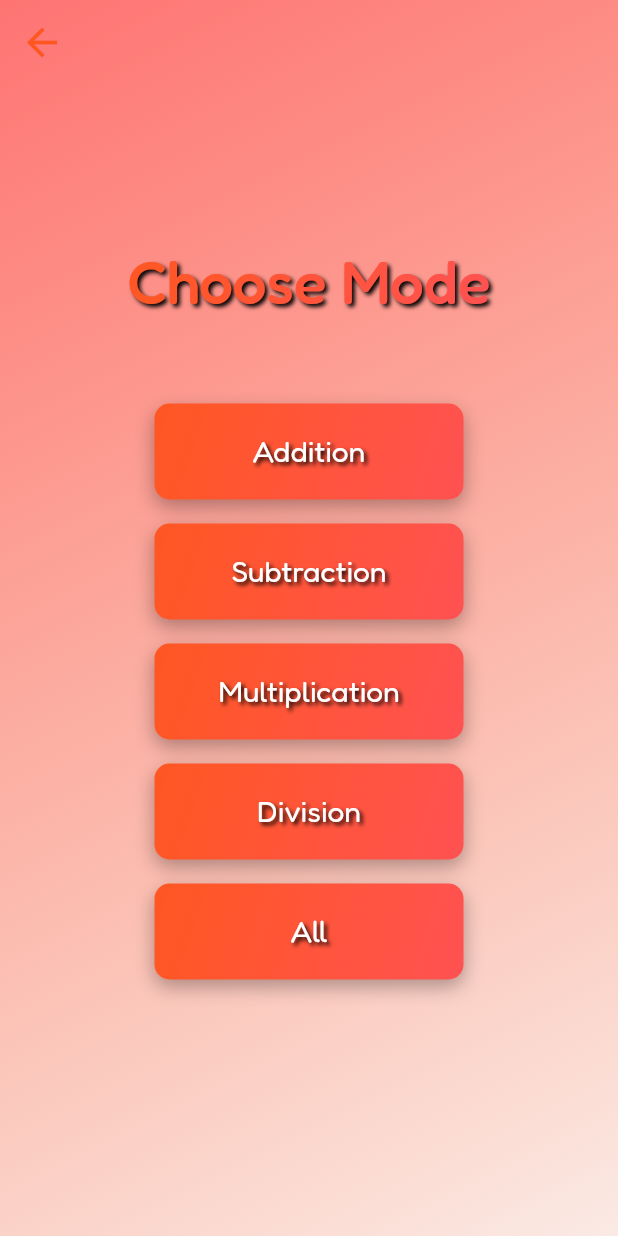
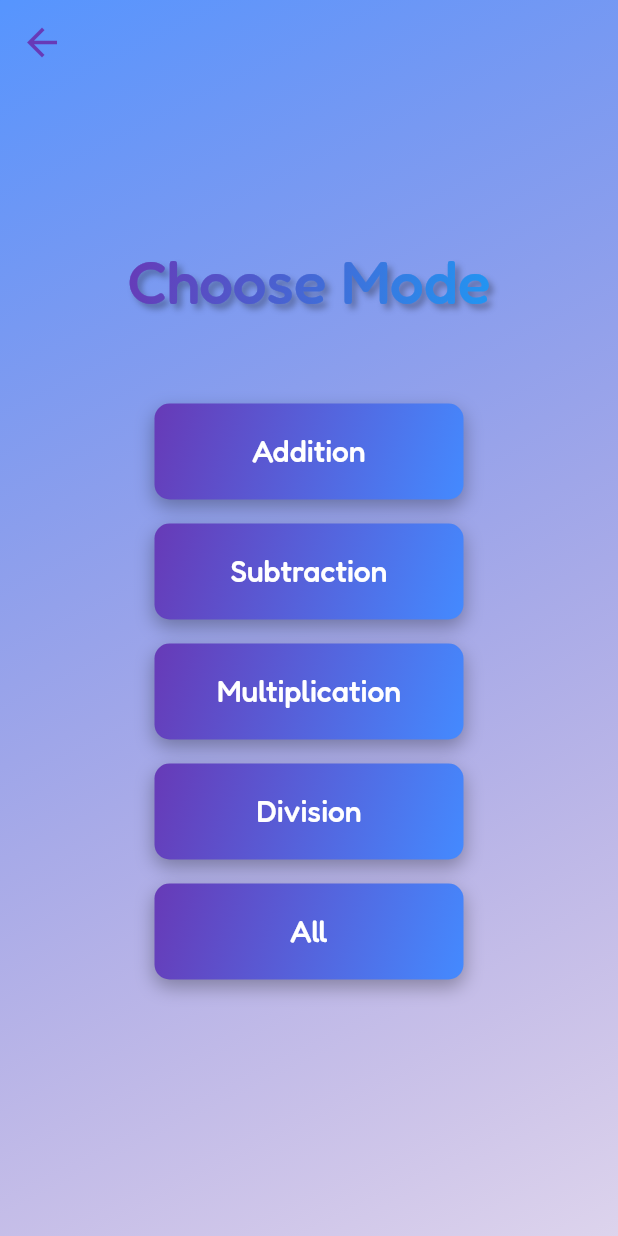
Before and after one commit to Samooh-9820060/technomaths, a Flutter app: the screen it shows after launch, after a tap on "Endless", on a phone screen of 412 x 824 dp. Run offline on Flutter 3.47's test engine with Material 2 defaults, Android fonts, the phone set to English and light mode, and no system bars; our stand-ins replace cloud_firestore, connectivity_plus, device_info_plus, firebase_core, google_fonts, google_mobile_ads and 2 more; missing offline and left inert: flutter_vibrate; accounts and stored records are empty.

Commit message:
Revert "settings theme updates"
This reverts commit 506e0b802ca13064eb2c06c18f9642cde2e5737d.

```diff
--- a/lib/main.dart
+++ b/lib/main.dart
@@ -2,9 +2,6 @@ import 'package:firebase_core/firebase_core.dart';
 import 'package:flutter/material.dart';
 import 'package:google_mobile_ads/google_mobile_ads.dart';
 import 'package:technomaths/screens/home_screen.dart';
-import 'package:provider/provider.dart'; // <-- Import the provider package
-import 'package:technomaths/themes/red_theme.dart';
-import 'package:technomaths/utils/theme_notifier.dart'; // <-- Import your ThemeNotifier
 
 void main() async {
   WidgetsFlutterBinding.ensureInitialized();
@@ -18,18 +15,14 @@ class MyApp extends StatelessWidget {
 
   @override
   Widget build(BuildContext context) {
-    return ChangeNotifierProvider(
-      create: (_) => ThemeNotifier(redTheme),  // <-- Use blueTheme as the default theme
-      child: Consumer<ThemeNotifier>(
-        builder: (context, ThemeNotifier notifier, child) {
-          return MaterialApp(
-            title: 'TechnoMaths',
-            theme: notifier.getTheme(),  // <-- Use the theme from ThemeNotifier
-            home: const HomeScreen(),
-            debugShowCheckedModeBanner: false,
-          );
-        },
+    return MaterialApp(
+      title: 'TechnoMaths',
+      theme: ThemeData(
+        primarySwatch: Colors.deepPurple,
+        visualDensity: VisualDensity.adaptivePlatformDensity,
       ),
+      home: const HomeScreen(),
+      debugShowCheckedModeBanner: false,
     );
   }
 }
--- a/lib/models/custom_theme_Data.dart
+++ /dev/null
@@ -1,11 +0,0 @@
-import 'package:flutter/material.dart';
-
-class CustomThemeData {
-  final ThemeData themeData;
-  final Color positiveColor;
-
-  CustomThemeData({
-    required this.themeData,
-    required this.positiveColor,
-  });
-}
--- a/lib/screens/endless_mode_screen.dart
+++ b/lib/screens/endless_mode_screen.dart
@@ -5,35 +5,18 @@ import 'package:technomaths/screens/game_screen.dart';
 import 'package:technomaths/enums/game_mode.dart';
 import 'package:technomaths/enums/game_speed.dart';
 
-import '../themes/theme_data.dart'; // Import your theme data
-
 class EndlessModeScreen extends StatelessWidget {
   const EndlessModeScreen({Key? key}) : super(key: key);
 
   @override
   Widget build(BuildContext context) {
-    ThemeData currentTheme = Theme.of(context);
-
-    // Determine which custom theme is currently active
-    CustomTheme? activeTheme;
-    for (var theme in AppThemes.themes.entries) {
-      if (theme.value.themeData.primaryColor == currentTheme.primaryColor) {
-        activeTheme = theme.key;
-        break;
-      }
-    }
-
-    LinearGradient? backgroundGradient = activeTheme != null
-        ? AppThemes.buttonGradients[activeTheme]
-        : LinearGradient(colors: [Colors.grey, Colors.grey]);  // Default to a grey gradient if theme is undetermined
-
     return Scaffold(
       extendBodyBehindAppBar: true,
       appBar: AppBar(
         backgroundColor: Colors.transparent,
         elevation: 0,
         leading: IconButton(
-          icon: Icon(Icons.arrow_back, color: currentTheme.colorScheme.secondary, size: 30),
+          icon: Icon(Icons.arrow_back, color: Colors.deepPurple, size: 30), // adjusted color to fit the design
           onPressed: () => Navigator.pop(context),
         ),
       ),
@@ -42,10 +25,7 @@ class EndlessModeScreen extends StatelessWidget {
           gradient: LinearGradient(
             begin: Alignment.topLeft,
             end: Alignment.bottomRight,
-            colors: [
-              currentTheme.primaryColor.withOpacity(0.8),
-              currentTheme.colorScheme.secondary.withOpacity(0.1)
-            ],
+            colors: [Colors.blueAccent.withOpacity(0.9), Colors.deepPurple.withOpacity(0.2)],
           ),
         ),
         child: Center(
@@ -55,19 +35,22 @@ class EndlessModeScreen extends StatelessWidget {
               FittedBox(
                 fit: BoxFit.scaleDown,
                 child: ShaderMask(
-                  shaderCallback: (bounds) => backgroundGradient?.createShader(Rect.fromLTWH(0, 0, bounds.width, bounds.height))
-                      ?? LinearGradient(colors: [Colors.transparent]).createShader(Rect.fromLTWH(0, 0, bounds.width, bounds.height)),
+                  shaderCallback: (bounds) => LinearGradient(
+                    begin: Alignment.topLeft,
+                    end: Alignment.bottomRight,
+                    colors: [Colors.deepPurple, Colors.blue],
+                  ).createShader(Rect.fromLTWH(0, 0, bounds.width, bounds.height)),
                   child: Text(
                     'Choose Mode',
                     style: GoogleFonts.fredoka(
                       fontSize: 40,
                       fontWeight: FontWeight.w500,
-                      color: Colors.white,
+                      color: Colors.white, // Using shader mask to apply gradient
                       shadows: [
-                        Shadow(
-                          offset: Offset(2, 2),
-                          blurRadius: 3.0,
-                          color: Color.fromARGB(255, 0, 0, 0),
+                        BoxShadow(
+                          color: Colors.black.withOpacity(0.3),
+                          blurRadius: 5,
+                          offset: Offset(3, 3),
                         ),
                       ],
                     ),
--- a/lib/screens/home_screen.dart
+++ b/lib/screens/home_screen.dart
@@ -7,38 +7,18 @@ import 'package:technomaths/widgets/animated_buttons.dart';
 import 'package:flutter/services.dart'; // Required for SystemNavigator
 import 'package:technomaths/screens/endless_mode_screen.dart';
 
-import '../themes/theme_data.dart';
-
 class HomeScreen extends StatelessWidget {
   const HomeScreen({Key? key}) : super(key: key);
 
   @override
   Widget build(BuildContext context) {
-    ThemeData currentTheme = Theme.of(context);
-
-    // Determine which custom theme is currently active
-    CustomTheme? activeTheme;
-    for (var theme in AppThemes.themes.entries) {
-      if (theme.value.themeData.primaryColor == currentTheme.primaryColor) {
-        activeTheme = theme.key;
-        break;
-      }
-    }
-
-    LinearGradient? backgroundGradient = activeTheme != null
-        ? AppThemes.buttonGradients[activeTheme]
-        : LinearGradient(colors: [Colors.grey, Colors.grey]);  // Default to a grey gradient if theme is undetermined
-
     return Scaffold(
       body: Container(
         decoration: BoxDecoration(
           gradient: LinearGradient(
             begin: Alignment.topLeft,
             end: Alignment.bottomRight,
-            colors: [
-              currentTheme.primaryColor.withOpacity(0.8),  // Lightened this opacity a bit
-              currentTheme.colorScheme.secondary.withOpacity(0.1)  // Lightened this opacity more
-            ],
+            colors: [Colors.blueAccent.withOpacity(0.9), Colors.deepPurple.withOpacity(0.2)],
           ),
         ),
         child: Center(
@@ -48,20 +28,20 @@ class HomeScreen extends StatelessWidget {
               FittedBox(
                 fit: BoxFit.scaleDown,
                 child: ShaderMask(
-                  shaderCallback: (bounds) =>
-                  backgroundGradient?.createShader(Rect.fromLTWH(0, 0, bounds.width, bounds.height))
-                      ?? LinearGradient(colors: [Colors.transparent]).createShader(Rect.fromLTWH(0, 0, bounds.width, bounds.height)),
+                  shaderCallback: (bounds) => LinearGradient(
+                    begin: Alignment.topLeft,
+                    end: Alignment.bottomRight,
+                    colors: [Colors.deepPurple, Colors.blue],
+                  ).createShader(Rect.fromLTWH(0, 0, bounds.width, bounds.height)),
                   child: Text(
                     'TechnoMaths',
-                    style: currentTheme.textTheme.displayLarge?.copyWith(
-                      fontSize: 40,
-                      fontWeight: FontWeight.w500,
-                      color: currentTheme.colorScheme.onPrimary,
+                    style: GoogleFonts.fredoka(
+                        fontSize: 40, fontWeight: FontWeight.w500, color: Colors.white,
                       shadows: [
-                        Shadow(
-                          offset: Offset(2, 2),
-                          blurRadius: 3.0,
-                          color: Color.fromARGB(255, 0, 0, 0),
+                        BoxShadow(
+                          color: Colors.black.withOpacity(0.3),
+                          blurRadius: 5,
+                          offset: Offset(3, 3),
                         ),
                       ],
                     ),
--- a/lib/themes/blue_theme.dart
+++ /dev/null
@@ -1,26 +0,0 @@
-// blue_theme.dart
-
-import 'package:flutter/material.dart';
-
-import '../models/custom_theme_Data.dart';
-
-
-final CustomThemeData blueTheme = CustomThemeData(
-  themeData: ThemeData(
-    primaryColor: Colors.blueAccent,
-    backgroundColor: Colors.blue[50],
-    colorScheme: ColorScheme.light(
-      primary: Colors.blueAccent,
-      secondary: Colors.deepPurple,
-      onPrimary: Colors.white,
-      surface: Colors.blueGrey[50]!,
-    ),
-  ),
-  positiveColor: Colors.green,
-);
-
-final LinearGradient blueButtonGradient = LinearGradient(
-  colors: [Colors.deepPurple, Colors.blueAccent],
-  begin: Alignment.topLeft,
-  end: Alignment.bottomRight,
-);
--- a/lib/themes/green_theme.dart
+++ /dev/null
@@ -1,22 +0,0 @@
-import 'package:flutter/material.dart';
-import '../models/custom_theme_Data.dart';  // Assuming this is the correct path to your custom theme data model
-
-final CustomThemeData greenTheme = CustomThemeData(
-  themeData: ThemeData(
-    primaryColor: Colors.greenAccent,
-    backgroundColor: Colors.green[50],  // Adjusted background color for green theme
-    colorScheme: ColorScheme.light(
-      primary: Colors.greenAccent,
-      secondary: Colors.teal,
-      onPrimary: Colors.white,
-      surface: Colors.green[50]!,  // Adjusted surface color; note: there's no `greenGrey` color in Flutter by default. You might need to adjust this.
-    ),
-  ),
-  positiveColor: Colors.green,
-);
-
-final LinearGradient greenButtonGradient = LinearGradient(
-  colors: [Colors.teal, Colors.greenAccent],
-  begin: Alignment.topLeft,
-  end: Alignment.bottomRight,
-);
--- a/lib/themes/red_theme.dart
+++ /dev/null
@@ -1,22 +0,0 @@
-import 'package:flutter/material.dart';
-import '../models/custom_theme_Data.dart';  // Assuming this is the correct path to your custom theme data model
-
-final CustomThemeData redTheme = CustomThemeData(
-  themeData: ThemeData(
-    primaryColor: Colors.redAccent,
-    backgroundColor: Colors.red[50],  // Added background color for red theme
-    colorScheme: ColorScheme.light(
-      primary: Colors.redAccent,
-      secondary: Colors.deepOrange,
-      onPrimary: Colors.white,
-      surface: Colors.red[100]!,  // Adjusted surface color for the red theme
-    ),
-  ),
-  positiveColor: Colors.green,  // Using green as positive color as it's a universal positive signal
-);
-
-final LinearGradient redButtonGradient = LinearGradient(
-  colors: [Colors.deepOrange, Colors.redAccent],
-  begin: Alignment.topLeft,
-  end: Alignment.bottomRight,
-);
--- a/lib/themes/theme_data.dart
+++ /dev/null
@@ -1,28 +0,0 @@
-// themes/theme_data.dart
-
-import 'package:flutter/material.dart';
-import '../models/custom_theme_Data.dart';
-import 'blue_theme.dart';
-import 'green_theme.dart';
-import 'red_theme.dart';
-
-enum CustomTheme { Blue, Green, Red }
-
-class AppThemes {
-  static final Map<CustomTheme, CustomThemeData> themes = {
-    CustomTheme.Blue: blueTheme,
-    CustomTheme.Green: greenTheme,
-    CustomTheme.Red: redTheme,
-  };
-
-  static final Map<CustomTheme, LinearGradient> buttonGradients = {
-    CustomTheme.Blue: blueButtonGradient,
-    CustomTheme.Green: greenButtonGradient, // you need to define these in respective files
-    CustomTheme.Red: redButtonGradient,
-  };
-
-  // Add this to fetch background colors based on theme
-  static Color getBackgroundColor(CustomTheme theme) {
-    return themes[theme]?.themeData.backgroundColor ?? Colors.white;
-  }
-}
--- a/lib/utils/theme_notifier.dart
+++ /dev/null
@@ -1,21 +0,0 @@
-import 'package:flutter/material.dart';
-import 'package:technomaths/themes/theme_data.dart';  // Import the theme data file
-import 'package:technomaths/models/custom_theme_Data.dart';  // Import the CustomThemeData model
-
-class ThemeNotifier extends ChangeNotifier {
-  CustomThemeData _currentTheme;
-
-  ThemeNotifier(this._currentTheme);
-
-  ThemeData getTheme() => _currentTheme.themeData;  // Return the ThemeData inside CustomThemeData
-
-  CustomThemeData getCurrentTheme() => _currentTheme;  // If you ever want to get the whole CustomThemeData
-
-  setTheme(CustomThemeData theme) {
-    _currentTheme = theme;
-    notifyListeners();
-  }
-
-  // If needed, you can add additional methods to get the positiveColor or other properties from CustomThemeData
-  Color getPositiveColor() => _currentTheme.positiveColor;
-}
--- a/lib/widgets/animated_buttons.dart
+++ b/lib/widgets/animated_buttons.dart
@@ -1,6 +1,5 @@
 import 'package:flutter/material.dart';
 import 'package:google_fonts/google_fonts.dart';
-import '../themes/theme_data.dart';
 
 class AnimatedButton extends StatelessWidget {
   final String text;
@@ -10,20 +9,6 @@ class AnimatedButton extends StatelessWidget {
 
   @override
   Widget build(BuildContext context) {
-    ThemeData currentTheme = Theme.of(context);
-    // Determine which custom theme is currently active
-    CustomTheme? activeTheme;
-    for (var theme in AppThemes.themes.entries) {
-      if (theme.value.themeData.primaryColor == currentTheme.primaryColor) {
-        activeTheme = theme.key;
-        break;
-      }
-    }
-
-    LinearGradient gradient = activeTheme != null
-        ? AppThemes.buttonGradients[activeTheme]!
-        : LinearGradient(colors: [Colors.grey, Colors.grey]);  // Default to a grey gradient if theme is undetermined
-
     double screenWidth = MediaQuery.of(context).size.width;
     double fontSize = screenWidth < 360 ? 16 : 20;
 
@@ -33,7 +18,12 @@ class AnimatedButton extends StatelessWidget {
         width: screenWidth * 0.5,
         decoration: BoxDecoration(
           borderRadius: BorderRadius.circular(10),
-          gradient: gradient,
+          gradient: LinearGradient(
+            colors: [Colors.deepPurple, Colors.blueAccent],
+            begin: Alignment.topLeft,
+            end: Alignment.bottomRight,
+          ),
+
           boxShadow: [
             BoxShadow(
               color: Colors.black.withOpacity(0.3),
@@ -42,31 +32,21 @@ class AnimatedButton extends StatelessWidget {
             ),
           ],
         ),
-        child: Material(
-          color: Colors.transparent,
-          child: InkWell(
-            onTap: onPressed,
-            borderRadius: BorderRadius.circular(10),
-            child: Container(
-              padding: EdgeInsets.symmetric(horizontal: 30, vertical: 20),
-              alignment: Alignment.center,
-              child: FittedBox(
-                fit: BoxFit.fitWidth,
-                child: Text(
-                  text,
-                  style: GoogleFonts.fredoka(
-                    fontSize: fontSize,
-                    color: currentTheme.colorScheme.onPrimary,
-                    shadows: [
-                      Shadow(
-                        offset: Offset(2, 2),
-                        blurRadius: 3.0,
-                        color: Color.fromARGB(255, 0, 0, 0),
-                      ),
-                    ],
-                  ),
-                ),
-              ),
+        child: ElevatedButton(
+          style: ElevatedButton.styleFrom(
+            padding: EdgeInsets.symmetric(horizontal: 30, vertical: 20),
+            primary: Colors.transparent,
+            shadowColor: Colors.transparent,
+            shape: RoundedRectangleBorder(
+              borderRadius: BorderRadius.circular(10),
+            ),
+          ),
+          onPressed: onPressed,
+          child: FittedBox(
+            fit: BoxFit.fitWidth,
+            child: Text(
+              text,
+              style: GoogleFonts.fredoka(fontSize: fontSize, color: Colors.white),
             ),
           ),
         ),
--- a/pubspec.yaml
+++ b/pubspec.yaml
@@ -45,7 +45,6 @@ dependencies:
   google_mobile_ads: ^3.0.0
   device_info_plus: ^9.0.3
   uuid: ^3.0.7
-  provider: ^6.0.5
 
 dev_dependencies:
   flutter_test:
```
Also changed, not shown: lib/models/theme_manager.dart (deleted, +0 -26 lines), lib/screens/game_screen.dart (+12 -39 lines), lib/screens/settings_page.dart (+25 -26 lines), lib/utils/preferences_service.dart (deleted, +0 -17 lines), pubspec.lock.
